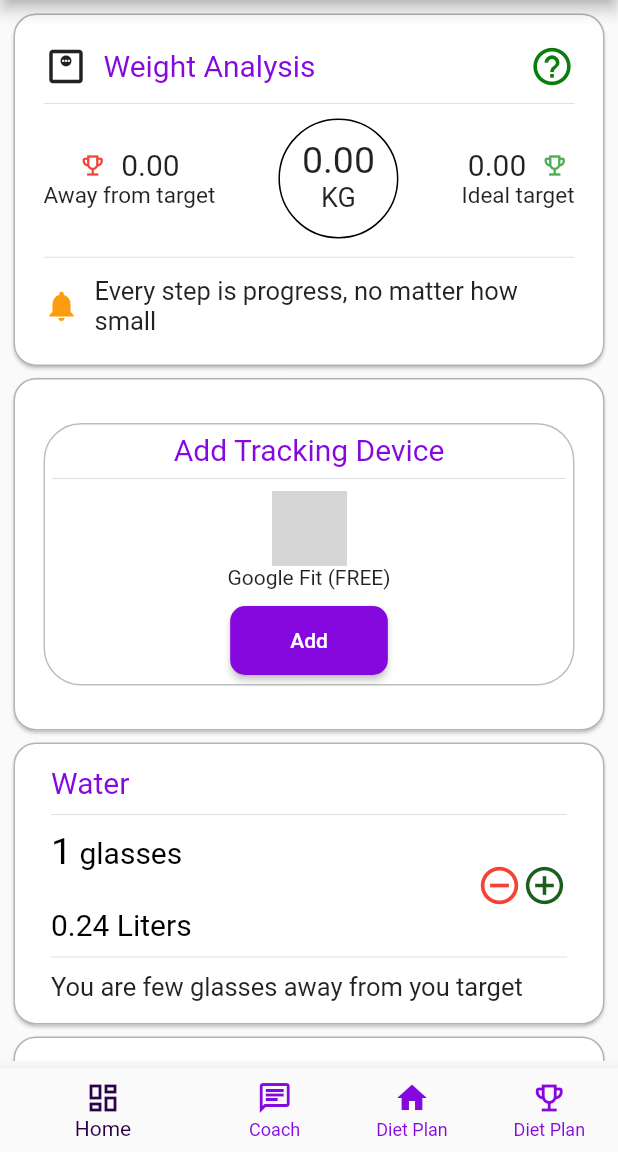
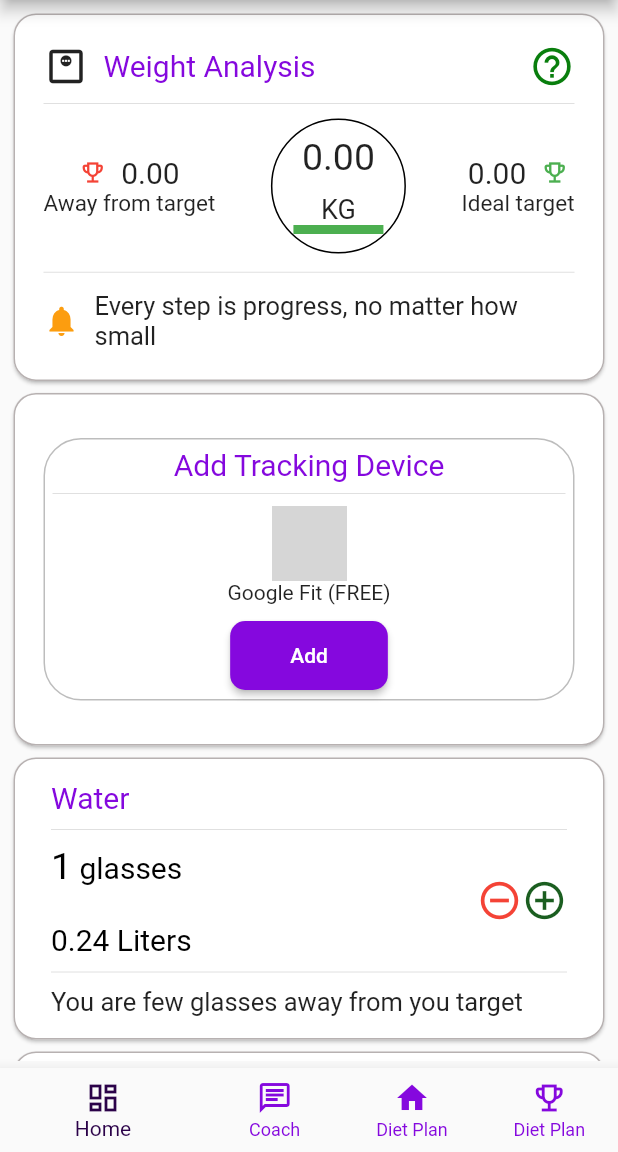
Before and after one commit to 1919Saurabh/basics, a Flutter app: the screen it shows after launch, on a phone screen of 412 x 824 dp, the part 84-1236 px from its top. Run offline on Flutter 3.47's test engine with Material 2 defaults, Android fonts, the phone set to English and light mode, and no system bars; missing offline and left inert: dart:ffi, fl_country_code_picker; network calls fail; grey boxes are pictures that could not be loaded.

Commit message:
2) 14/10/22

```diff
--- a/lib/views/Lifetrons_Health.dart
+++ b/lib/views/Lifetrons_Health.dart
@@ -79,26 +79,37 @@ class LifetronsHealth extends StatelessWidget {
                           ],
                         ),
                         Container(
-                          padding: const EdgeInsets.all(12),
+                          // padding: const EdgeInsets.all(5),
                           decoration: BoxDecoration(
                             border: Border.all(color: Colors.black),
                             borderRadius: BorderRadius.circular(50),
                           ),
-                          width: 80,
-                          height: 80,
+                          width: 90,
+                          height: 90,
                           child: Column(
-                            children: const [
-                              Text(
+                            children: [
+                              const SizedBox(
+                                height: 10,
+                              ),
+                              const Text(
                                 '0.00',
                                 style: TextStyle(
                                   fontSize: 25,
                                 ),
                               ),
-                              Text(
+                              const SizedBox(
+                                height: 10,
+                              ),
+                              const Text(
                                 'KG',
                                 style: TextStyle(
                                   fontSize: 18,
                                 ),
+                              ),
+                              Container(
+                                height: 6,
+                                width: 60,
+                                color: Colors.green,
                               ),
                             ],
                           ),
@@ -362,7 +373,7 @@ class LifetronsHealth extends StatelessWidget {
               ),
               child: Container(
                 margin:
-                    const EdgeInsets.symmetric(vertical: 10, horizontal: 20),
+                    const EdgeInsets.symmetric(vertical: 10, horizontal: 10),
                 padding: const EdgeInsets.all(5),
                 child: Column(
                   crossAxisAlignment: CrossAxisAlignment.start,
@@ -382,9 +393,18 @@ class LifetronsHealth extends StatelessWidget {
                     Row(
                       mainAxisAlignment: MainAxisAlignment.spaceBetween,
                       children: const [
-                        CustomElevatedButton(text: 'BP Monitor'),
-                        CustomElevatedButton(text: 'Blood Sugar'),
-                        CustomElevatedButton(text: 'Waist Hip Ratio'),
+                        CustomElevatedButton(
+                          text: 'Blood Sugar',
+                          image: 'lib/assets/icons/sugar-blood-level.png',
+                        ),
+                        CustomElevatedButton(
+                          text: 'Blood Sugar',
+                          image: 'lib/assets/icons/sugar-blood-level.png',
+                        ),
+                        CustomElevatedButton(
+                          text: 'Waist Hip Ratio',
+                          image: 'lib/assets/icons/hips.png',
+                        ),
                       ],
                     ),
                     const Divider(
```
Also changed, not shown: lib/widget/Custom_Elevated_Button.dart (+13 -6 lines).
